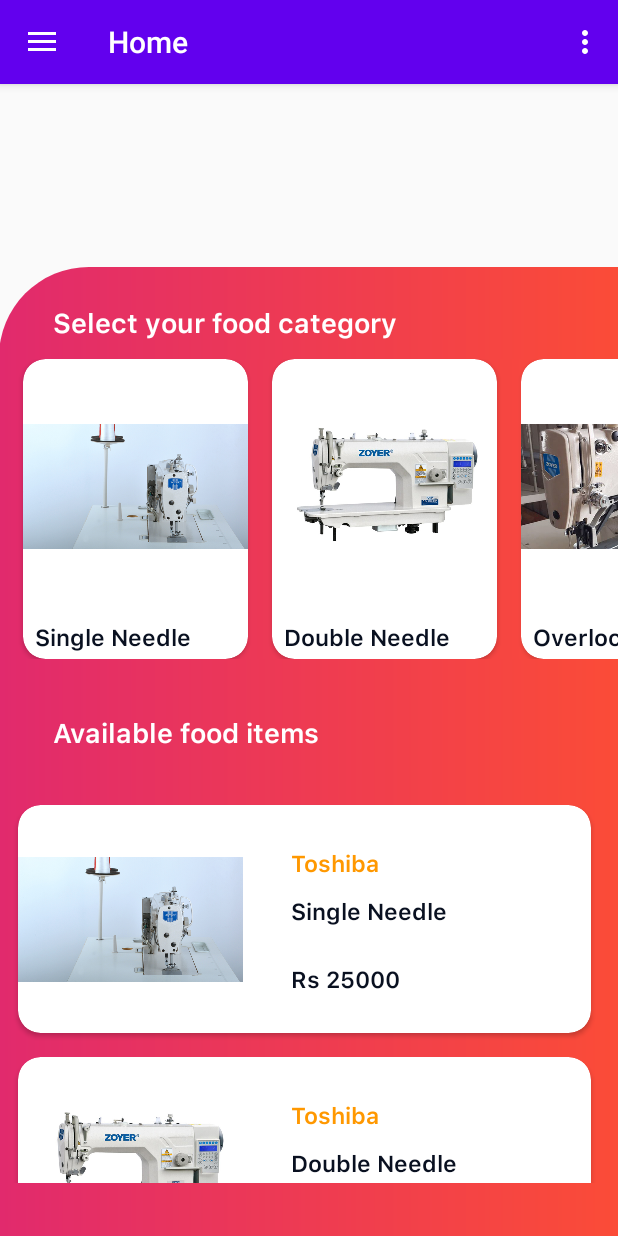
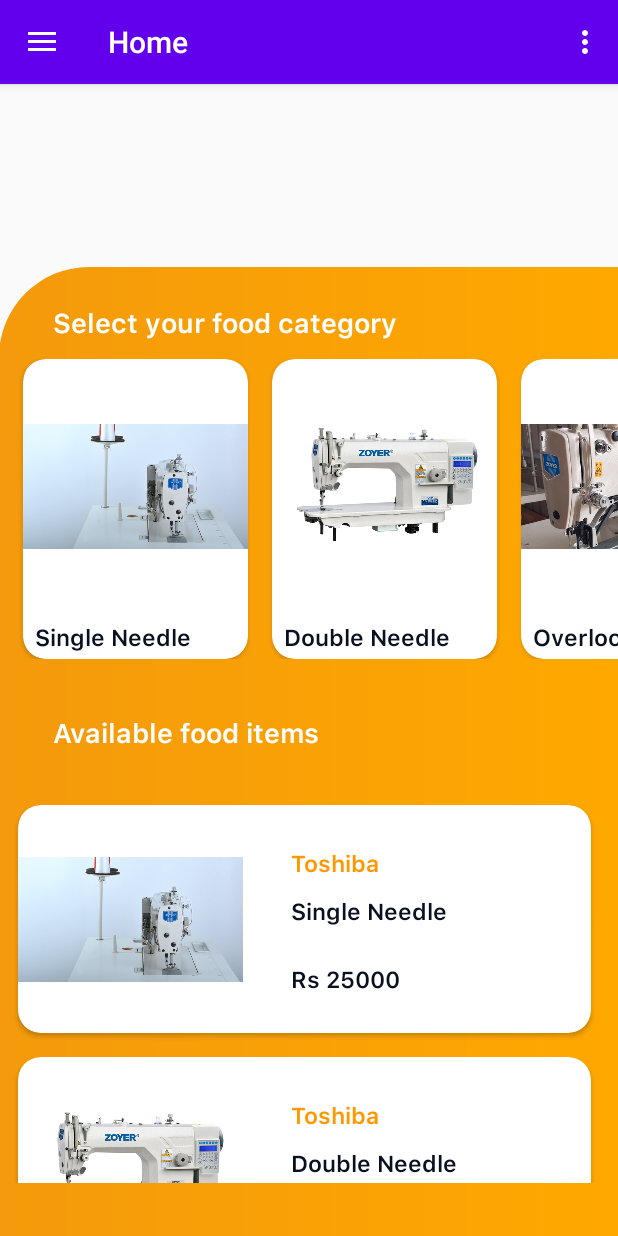
Before and after one commit to chamodtharakaperera/HoneyBee, an Android app: the screen it shows after launch (MainActivity), on a phone screen of 412 x 824 dp. Run offline under Robolectric (Android 15) with nearby library versions, the phone set to English and light mode, and no system bars; our stand-ins replace navigation-ui.

Commit message:
Color Update For Menus

```diff
--- a/app/src/main/res/drawable-v24/layout_bg.xml
+++ b/app/src/main/res/drawable-v24/layout_bg.xml
@@ -1,6 +1,6 @@
 <?xml version="1.0" encoding="utf-8"?>
 <shape xmlns:android="http://schemas.android.com/apk/res/android">
-    <gradient android:startColor="#E12A6D"
-        android:endColor="#FB4C37"/>
+    <gradient android:startColor="#F49A0C"
+        android:endColor="#FFA800"/>
     <corners android:topLeftRadius="60dp"/>
 </shape>
--- a/app/src/main/res/layout/activity_main.xml
+++ b/app/src/main/res/layout/activity_main.xml
@@ -7,6 +7,7 @@
     android:layout_height="match_parent"
     android:fitsSystemWindows="true"
     tools:openDrawer="start">
+
 
 
     <include
```
